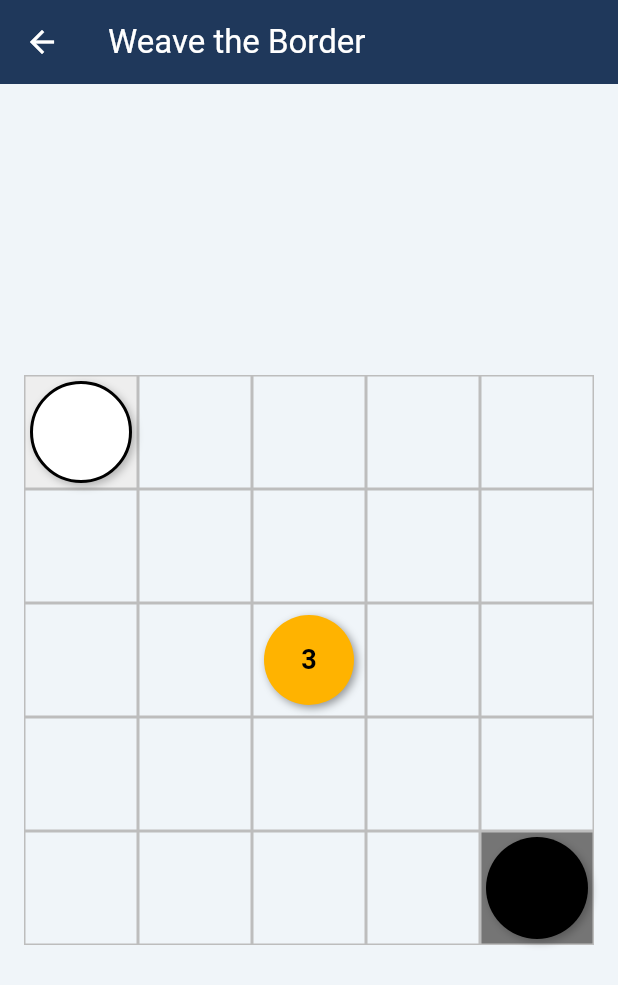
After one commit to AimotoRyosuke/weave-the-boarder, a Flutter app: the screen it shows after launch, after a tap on "ローカル対戦", on a phone screen of 412 x 824 dp. The commit adds this screen. Shown: the top 985 px of the screen. Run offline on Flutter 3.47's test engine with Material 3 defaults, Android fonts, the phone set to English and light mode, and no system bars; our stand-ins replace firebase_core, freezed_annotation, gap, hooks_riverpod, riverpod_annotation; accounts and stored records are empty; generated files the repository leaves out were written again.

Commit message:
add setup game screen

```diff
--- a/lib/main.dart
+++ b/lib/main.dart
@@ -3,6 +3,7 @@ import 'package:hooks_riverpod/hooks_riverpod.dart';
 
 import 'package:weave_the_border/core/constants/app_theme.dart';
 import 'package:weave_the_border/providers/online/firebase_provider.dart';
+import 'package:weave_the_border/screens/game/game_screen.dart';
 import 'package:weave_the_border/screens/home/home_screen.dart';
 
 void main() {
--- a/lib/models/game/board.dart
+++ b/lib/models/game/board.dart
@@ -65,4 +65,12 @@ sealed class Board with _$Board {
   }
 
   bool hasEnergyAt(Position position) => stackAt(position).hasTokens;
+
+  Position positionFromIndex(int index) {
+    final size = GameConstants.boardSize;
+    if (index < 0 || index >= size * size) {
+      throw RangeError('Invalid index: $index');
+    }
+    return Position(row: index ~/ size, col: index % size);
+  }
 }
--- /dev/null
+++ b/lib/screens/game/game_screen.dart
@@ -0,0 +1,29 @@
+import 'package:flutter/material.dart';
+import 'package:hooks_riverpod/hooks_riverpod.dart';
+import 'package:weave_the_border/providers/game/game_controller_provider.dart';
+
+import 'widgets/game_board_widget.dart';
+
+class GameScreen extends ConsumerWidget {
+  const GameScreen({super.key});
+
+  @override
+  Widget build(BuildContext context, WidgetRef ref) {
+    final gameState = ref.watch(gameControllerProvider);
+
+    return Scaffold(
+      appBar: AppBar(
+        title: const Text('Weave the Border'),
+      ),
+      body: Center(
+        child: Padding(
+          padding: const EdgeInsets.all(16.0),
+          child: AspectRatio(
+            aspectRatio: 1.0,
+            child: GameBoardWidget(gameState: gameState),
+          ),
+        ),
+      ),
+    );
+  }
+}
--- /dev/null
+++ b/lib/screens/game/widgets/board_cell_widget.dart
@@ -0,0 +1,27 @@
+import 'package:flutter/material.dart';
+import 'package:weave_the_border/models/game/cell.dart';
+import 'package:weave_the_border/models/game/player_color.dart';
+
+class BoardCellWidget extends StatelessWidget {
+  const BoardCellWidget({super.key, required this.cell});
+
+  final Cell cell;
+
+  @override
+  Widget build(BuildContext context) {
+    return Container(
+      decoration: BoxDecoration(
+        color: _cellColor(cell.owner),
+        border: Border.all(color: Colors.grey.shade400),
+      ),
+    );
+  }
+
+  Color? _cellColor(PlayerColor? owner) {
+    return switch (owner) {
+      PlayerColor.white => Colors.grey.shade200,
+      PlayerColor.black => Colors.grey.shade600,
+      null => null,
+    };
+  }
+}
--- /dev/null
+++ b/lib/screens/game/widgets/border_line_widget.dart
@@ -0,0 +1,13 @@
+import 'package:flutter/material.dart';
+import 'package:weave_the_border/models/game/border_edge.dart';
+
+class BorderLineWidget extends StatelessWidget {
+  const BorderLineWidget({super.key, required this.edge});
+
+  final BorderEdge edge;
+
+  @override
+  Widget build(BuildContext context) {
+    return Container();
+  }
+}
--- /dev/null
+++ b/lib/screens/game/widgets/energy_token_widget.dart
@@ -0,0 +1,38 @@
+import 'package:flutter/material.dart';
+import 'package:weave_the_border/models/game/energy_token_stack.dart';
+
+class EnergyTokenWidget extends StatelessWidget {
+  const EnergyTokenWidget({super.key, required this.stack});
+
+  final EnergyTokenStack stack;
+
+  @override
+  Widget build(BuildContext context) {
+    return Padding(
+      padding: const EdgeInsets.all(8.0),
+      child: DecoratedBox(
+        decoration: BoxDecoration(
+          color: Colors.amber.shade600,
+          shape: BoxShape.circle,
+          boxShadow: const [
+            BoxShadow(
+              color: Colors.black38,
+              blurRadius: 4,
+              offset: Offset(2, 2),
+            )
+          ],
+        ),
+        child: Center(
+          child: Text(
+            '${stack.count}',
+            style: const TextStyle(
+              color: Colors.black,
+              fontWeight: FontWeight.bold,
+              fontSize: 18,
+            ),
+          ),
+        ),
+      ),
+    );
+  }
+}
--- /dev/null
+++ b/lib/screens/game/widgets/game_board_widget.dart
@@ -0,0 +1,79 @@
+import 'package:flutter/material.dart';
+import 'package:weave_the_border/core/constants/game_constants.dart';
+import 'package:weave_the_border/models/game/game_state.dart';
+import 'package:weave_the_border/models/game/position.dart';
+
+import 'board_cell_widget.dart';
+import 'energy_token_widget.dart';
+import 'player_piece_widget.dart';
+
+class GameBoardWidget extends StatelessWidget {
+  const GameBoardWidget({super.key, required this.gameState});
+
+  final GameState gameState;
+
+  @override
+  Widget build(BuildContext context) {
+    return LayoutBuilder(
+      builder: (context, constraints) {
+        final boardSize = constraints.maxWidth;
+        final cellSize = boardSize / GameConstants.boardSize;
+
+        return SizedBox(
+          width: boardSize,
+          height: boardSize,
+          child: Stack(
+            children: [
+              // Grid of cells
+              GridView.builder(
+                gridDelegate: const SliverGridDelegateWithFixedCrossAxisCount(
+                  crossAxisCount: GameConstants.boardSize,
+                ),
+                itemCount: GameConstants.boardSize * GameConstants.boardSize,
+                itemBuilder: (context, index) {
+                  final position = gameState.board.positionFromIndex(index);
+                  final cell = gameState.board.cellAt(position);
+                  return BoardCellWidget(cell: cell);
+                },
+                shrinkWrap: true,
+                physics: const NeverScrollableScrollPhysics(),
+              ),
+
+              // Player pieces
+              ...gameState.players.map((player) {
+                return _buildPositioned(
+                  position: player.piecePosition,
+                  cellSize: cellSize,
+                  child: PlayerPieceWidget(player: player),
+                );
+              }),
+
+              // Energy tokens
+              ...gameState.board.energyStacks.map((stack) {
+                return _buildPositioned(
+                  position: stack.position,
+                  cellSize: cellSize,
+                  child: EnergyTokenWidget(stack: stack),
+                );
+              }),
+            ],
+          ),
+        );
+      },
+    );
+  }
+
+  Widget _buildPositioned({
+    required Position position,
+    required double cellSize,
+    required Widget child,
+  }) {
+    return Positioned(
+      left: position.col * cellSize,
+      top: position.row * cellSize,
+      width: cellSize,
+      height: cellSize,
+      child: child,
+    );
+  }
+}
--- /dev/null
+++ b/lib/screens/game/widgets/player_piece_widget.dart
@@ -0,0 +1,32 @@
+import 'package:flutter/material.dart';
+import 'package:weave_the_border/models/game/player.dart';
+import 'package:weave_the_border/models/game/player_color.dart';
+
+class PlayerPieceWidget extends StatelessWidget {
+  const PlayerPieceWidget({super.key, required this.player});
+
+  final Player player;
+
+  @override
+  Widget build(BuildContext context) {
+    return Padding(
+      padding: const EdgeInsets.all(4.0),
+      child: DecoratedBox(
+        decoration: BoxDecoration(
+          color: player.color == PlayerColor.white ? Colors.white : Colors.black,
+          shape: BoxShape.circle,
+          border: player.color == PlayerColor.white
+              ? Border.all(color: Colors.black, width: 2.0)
+              : null,
+          boxShadow: const [
+            BoxShadow(
+              color: Colors.black26,
+              blurRadius: 4,
+              offset: Offset(2, 2),
+            )
+          ],
+        ),
+      ),
+    );
+  }
+}
--- a/lib/screens/home/home_screen.dart
+++ b/lib/screens/home/home_screen.dart
@@ -1,14 +1,17 @@
 import 'package:flutter/material.dart';
 import 'package:gap/gap.dart';
+import 'package:weave_the_border/screens/game/game_screen.dart'; // Add this import
 
 /// フェーズ4では仮UIとしてモード選択のカードを表示。
 class HomeScreen extends StatelessWidget {
   const HomeScreen({super.key});
 
-  static const _modeCards = [
-    _ModeCard(title: 'ローカル対戦', description: '1台の端末で2人プレイするモード。'),
-    _ModeCard(title: 'オンライン対戦', description: 'Firebase と同期して遠隔のプレイヤーと対戦。'),
-  ];
+  static void _navigateToGameScreen(BuildContext context) {
+    Navigator.push(
+      context,
+      MaterialPageRoute(builder: (context) => const GameScreen()),
+    );
+  }
 
   @override
   Widget build(BuildContext context) {
@@ -30,7 +33,15 @@ class HomeScreen extends StatelessWidget {
               style: TextStyle(fontSize: 20, fontWeight: FontWeight.w600),
             ),
             const Gap(16),
-            ..._modeCards,
+            _ModeCard(
+              title: 'ローカル対戦',
+              description: '1台の端末で2人プレイするモード。',
+              onTap: () => _navigateToGameScreen(context), // contextをキャプチャ
+            ),
+            const _ModeCard(
+              title: 'オンライン対戦',
+              description: 'Firebase と同期して遠隔のプレイヤーと対戦。',
+            ),
             const Gap(24),
             Text(
               'この画面はフェーズ4の環境構築完了後に詳細実装を進めます。',
@@ -44,11 +55,11 @@ class HomeScreen extends StatelessWidget {
 }
 
 class _ModeCard extends StatelessWidget {
-  const _ModeCard({required this.title, required this.description});
+  const _ModeCard({required this.title, required this.description, this.onTap});
 
   final String title;
   final String description;
-
+  final VoidCallback? onTap;
   @override
   Widget build(BuildContext context) {
     return Card(
@@ -58,6 +69,7 @@ class _ModeCard extends StatelessWidget {
         subtitle: Text(description),
         trailing: const Icon(Icons.arrow_forward_ios, size: 16),
         shape: RoundedRectangleBorder(borderRadius: BorderRadius.circular(12)),
+        onTap: onTap,
       ),
     );
   }
```
Also changed, not shown: lib/providers/game/game_controller_provider.g.dart, 1 other file.
